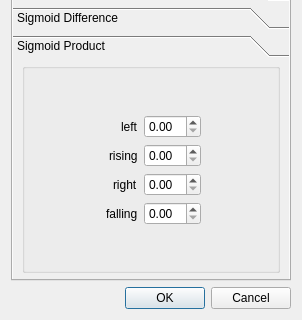
This is qtfuzzylite/ui/Term.ui in fuzzylite/fuzzylite as Qt 5 draws it before an edit; both pictures show x 0 to 302 and y 170 to 490 of the 302 by 490 pixel window. The edited form follows.
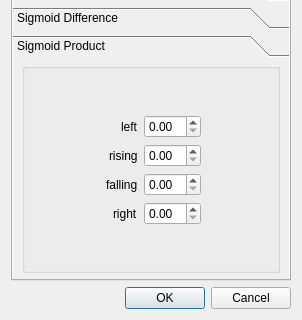
This is the edited form. The open tabs and pages were chosen to show the change. Icons and pictures are not drawn.

Commit message: New examples added. Changed order of constructors in SigmoidProduct and Difference. Updated imex. Updated examples

The edit to the form file:
```diff
--- a/qtfuzzylite/ui/Term.ui
+++ b/qtfuzzylite/ui/Term.ui
@@ -1019,8 +1019,8 @@
             <rect>
              <x>0</x>
              <y>0</y>
-             <width>240</width>
-             <height>157</height>
+             <width>248</width>
+             <height>187</height>
             </rect>
            </property>
            <property name="sizePolicy">
@@ -1046,7 +1046,7 @@
              <number>6</number>
             </property>
             <item>
-             <widget class="QGroupBox" name="">
+             <widget class="QGroupBox" name="groupBox">
               <layout class="QFormLayout" name="formLayout_14">
                <property name="fieldGrowthPolicy">
                 <enum>QFormLayout::FieldsStayAtSizeHint</enum>
@@ -1090,25 +1090,25 @@
                 <widget class="QDoubleSpinBox" name="sbx_sigmoid_prod_rising"/>
                </item>
                <item row="2" column="0">
-                <widget class="QLabel" name="label_40">
-                 <property name="text">
-                  <string>right</string>
-                 </property>
-                </widget>
-               </item>
-               <item row="2" column="1">
-                <widget class="QDoubleSpinBox" name="sbx_sigmoid_prod_right"/>
-               </item>
-               <item row="3" column="0">
                 <widget class="QLabel" name="label_39">
                  <property name="text">
                   <string>falling</string>
                  </property>
                 </widget>
                </item>
-               <item row="3" column="1">
+               <item row="2" column="1">
                 <widget class="QDoubleSpinBox" name="sbx_sigmoid_prod_falling"/>
                </item>
+               <item row="3" column="0">
+                <widget class="QLabel" name="label_40">
+                 <property name="text">
+                  <string>right</string>
+                 </property>
+                </widget>
+               </item>
+               <item row="3" column="1">
+                <widget class="QDoubleSpinBox" name="sbx_sigmoid_prod_right"/>
+               </item>
               </layout>
              </widget>
             </item>
```
Left out of the diff: 110 changed lines with no effect on the pictures. The commit also changes 30 other files.
